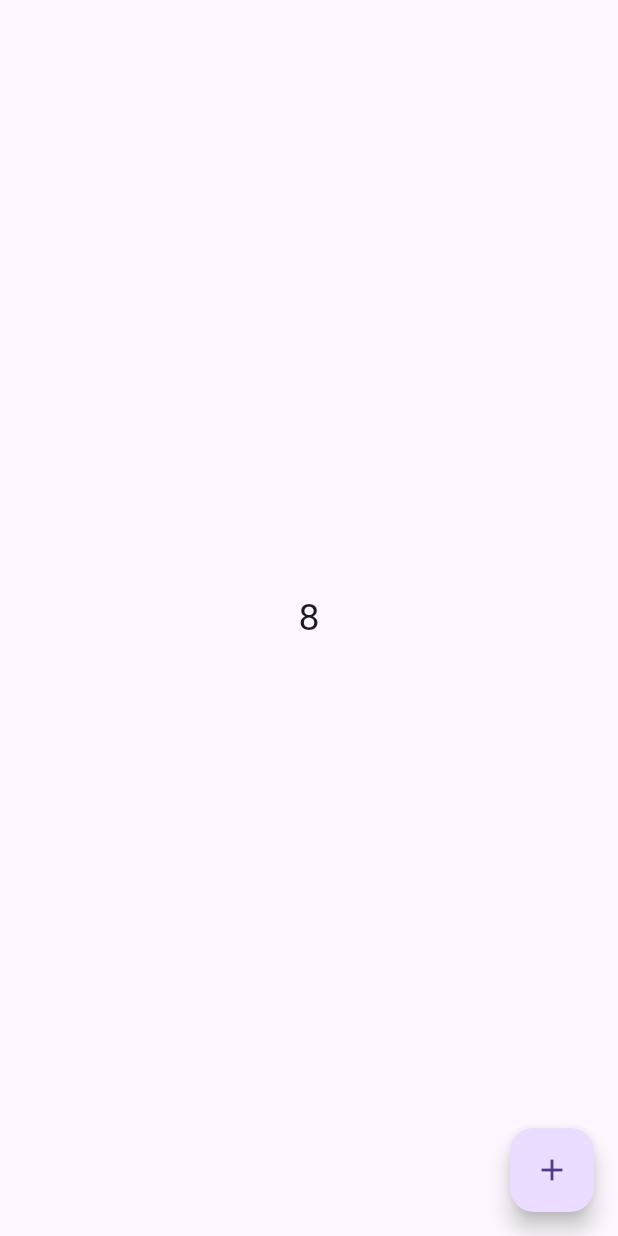
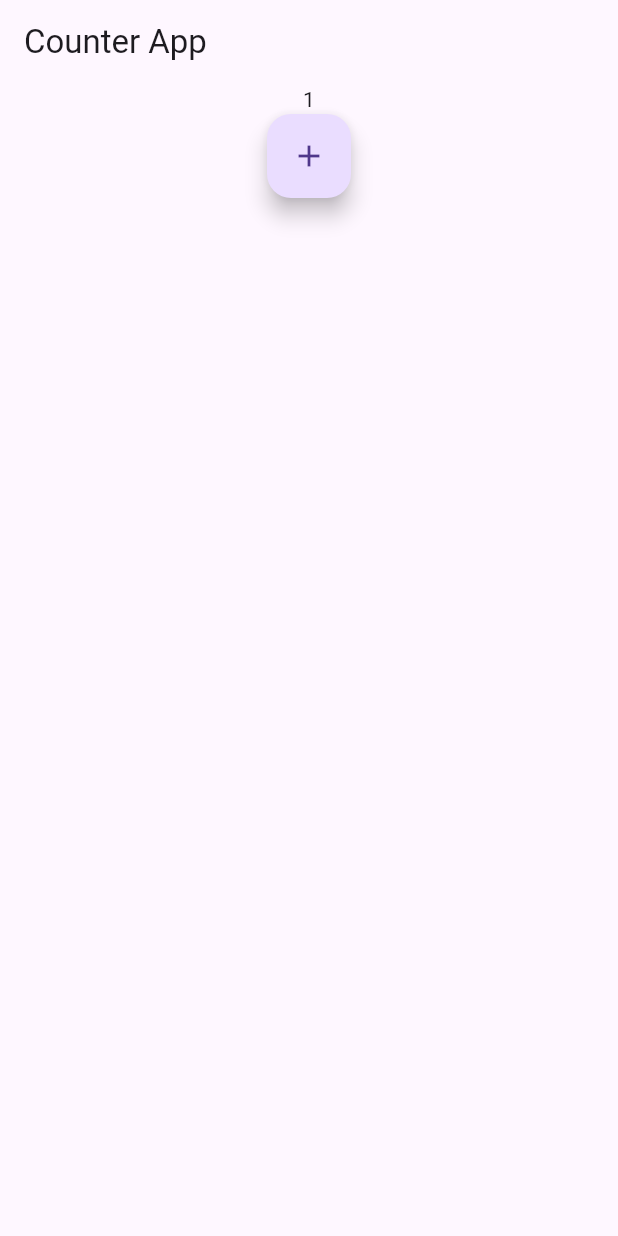
Before and after one commit to princechaudhary874/UseFul-Widgets-of-Flutter, a Flutter app: the screen it shows after launch, after a tap on the "add" icon, on a phone screen of 412 x 824 dp. Run offline on Flutter 3.47's test engine with Material 3 defaults, Android fonts, the phone set to English and light mode, and no system bars; our stand-ins replace curved_navigation_bar, google_nav_bar, sqflite, velocity_x; accounts and stored records are empty.

Commit message:
learning basics of provider such as changenotifier,notifylistner,consumer and so on

```diff
--- a/provider_learning/lib/main.dart
+++ b/provider_learning/lib/main.dart
@@ -1,5 +1,7 @@
 import 'package:flutter/material.dart';
-import 'package:provider_learning/stateful_widget_screen.dart';
+import 'package:provider/provider.dart';
+import 'package:provider_learning/provider/count_provider.dart';
+import 'package:provider_learning/screen/count_example.dart';
 
 void main() {
   runApp(const MyApp());
@@ -11,12 +13,15 @@ class MyApp extends StatelessWidget {
   // This widget is the root of your application.
   @override
   Widget build(BuildContext context) {
-    return MaterialApp(
-      title: 'Flutter Demo',
-      theme: ThemeData(
-        useMaterial3: true,
+    return ChangeNotifierProvider(
+      create: (_) => CountProvider(),
+      child: MaterialApp(
+        title: 'Provider learning',
+        theme: ThemeData(
+          useMaterial3: true,
+        ),
+        home: const CounterExample(),
       ),
-      home: const StatefulW(),
     );
   }
 }
--- /dev/null
+++ b/provider_learning/lib/provider/count_provider.dart
@@ -0,0 +1,14 @@
+import 'package:flutter/foundation.dart';
+
+class CountProvider with ChangeNotifier {
+  // changeNotifier work as a setstate
+
+  int _count = 0;
+  int get count => _count;
+
+  void setCount() {
+    _count++;
+    // notifyListeners is used to notify widgets to rebuild
+    notifyListeners();
+  }
+}
--- /dev/null
+++ b/provider_learning/lib/screen/count_example.dart
@@ -0,0 +1,40 @@
+import 'package:flutter/material.dart';
+import 'package:provider/provider.dart';
+import 'package:provider_learning/provider/count_provider.dart';
+import 'package:velocity_x/velocity_x.dart';
+
+class CounterExample extends StatefulWidget {
+  const CounterExample({super.key});
+
+  @override
+  State<CounterExample> createState() => _CounterExampleState();
+}
+
+class _CounterExampleState extends State<CounterExample> {
+  @override
+  Widget build(BuildContext context) {
+    final countProvider = Provider.of<CountProvider>(context, listen: false);
+    debugPrint("rebuild");
+    return Scaffold(
+      appBar: AppBar(
+        title: "Counter App".text.make(),
+      ),
+      body: Center(
+        child: Column(
+          children: [
+            Consumer<CountProvider>(builder: (context, value, child) {
+              debugPrint("only this text widget rebuild ");
+              return Text(countProvider.count.toString());
+            }),
+            FloatingActionButton(
+              onPressed: () {
+                countProvider.setCount();
+              },
+              child: const Icon(Icons.add),
+            )
+          ],
+        ),
+      ),
+    );
+  }
+}
```
